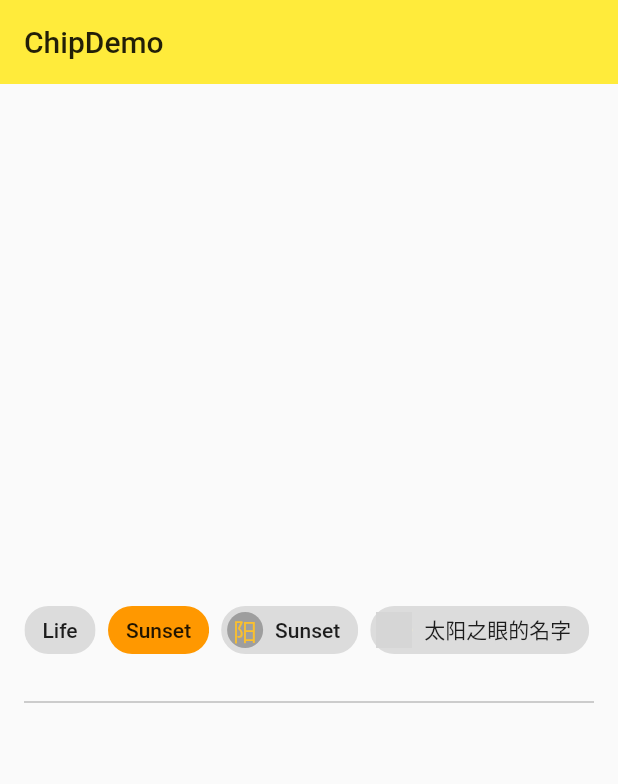
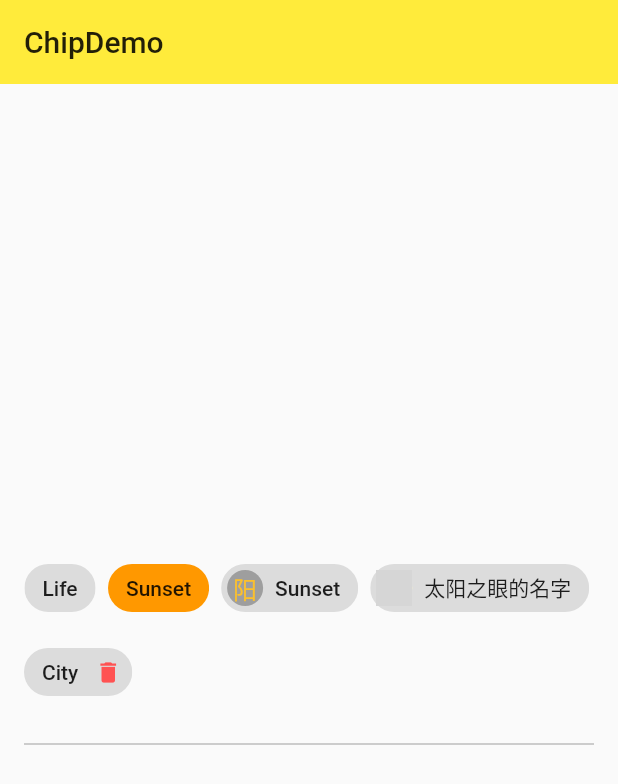
Before and after one commit to yangBlock/Flutter_learn, a Flutter app: the ChipDemo screen opened directly, on a phone screen of 412 x 824 dp. Shown: the top 784 px of the screen. Run offline on Flutter 3.47's test engine with Material 2 defaults, Android fonts, the phone set to English and light mode, and no system bars; network calls fail; grey boxes are pictures that could not be loaded.

Commit message:
Chip：带删除功能的小碎片

```diff
--- a/lib/demo/chip_demo.dart
+++ b/lib/demo/chip_demo.dart
@@ -42,6 +42,13 @@ class _ChipDemoState extends State<ChipDemo> {
                     backgroundImage: NetworkImage('http://t7.baidu.com/it/u=2336214222,3541748819&fm=79&app=86&size=h300&n=0&g=4n&f=jpeg?sec=1590142371&t=929b38fea24db098b7326c8eb4856532'),
                   ),
                 ),
+                Chip(
+                  label: Text('City'),
+                  onDeleted: () {},//删除按钮
+                  deleteIcon: Icon(Icons.delete),//删除按钮图标
+                  deleteIconColor: Colors.redAccent,//删除按钮颜色
+                  deleteButtonTooltipMessage: 'Remove this tag',//长按删除按钮提示文字
+                ),
                 Divider(//分隔符
                   color: Colors.grey,
                   height: 32.0,
```
